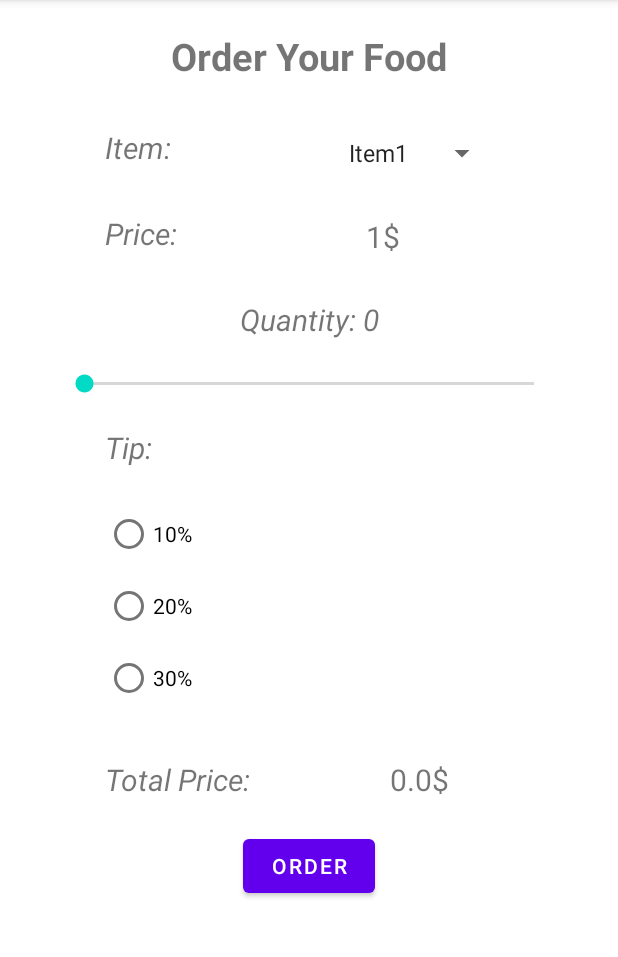
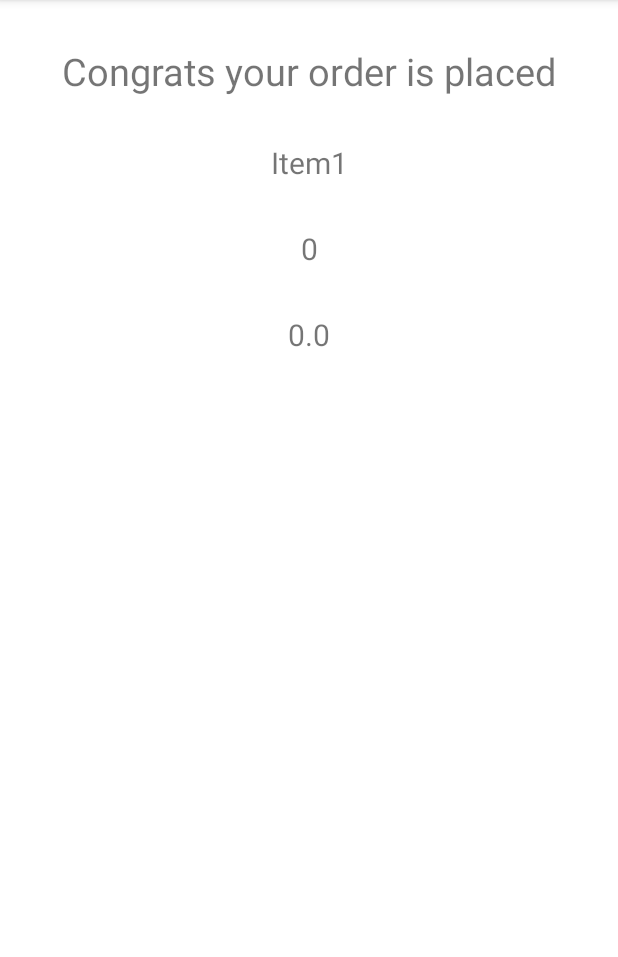
Before and after one commit to pavitkalra150/FoodOrderingApplication, an Android app: the screen it shows after launch (MainActivity before the commit, MainActivity2 after it), after a tap on "ORDER", on a phone screen of 412 x 824 dp, the part 84-1041 px from its top. Run offline under Robolectric (Android 15) with nearby library versions, the phone set to English and light mode, and no system bars.

Commit message:
pushed final data to next screen to confirm order details

```diff
--- a/app/src/main/AndroidManifest.xml
+++ b/app/src/main/AndroidManifest.xml
@@ -12,6 +12,13 @@
         android:supportsRtl="true"
         android:theme="@style/Theme.FoodOrderingApplication"
         tools:targetApi="31">
+        <activity
+            android:name=".MainActivity2"
+            android:exported="false">
+            <meta-data
+                android:name="android.app.lib_name"
+                android:value="" />
+        </activity>
         <activity
             android:name=".MainActivity"
             android:exported="true">
--- a/app/src/main/java/com/example/foodorderingapplication/MainActivity.java
+++ b/app/src/main/java/com/example/foodorderingapplication/MainActivity.java
@@ -2,6 +2,7 @@ package com.example.foodorderingapplication;
 
 import androidx.appcompat.app.AppCompatActivity;
 
+import android.content.Intent;
 import android.graphics.Bitmap;
 import android.graphics.BitmapFactory;
 import android.graphics.Canvas;
@@ -30,6 +31,8 @@ public class MainActivity extends AppCompatActivity {
     TextView totalPrice;
     SeekBar quantityValue;
     TextView quantityTitle;
+    double totalPriceVal;
+    int quantity;
     Button order;
     @Override
     protected void onCreate(Bundle savedInstanceState) {
@@ -76,6 +79,11 @@ public class MainActivity extends AppCompatActivity {
         order.setOnClickListener(v -> {
             calculateTotalPrice();
 
+            Intent intent = new Intent(MainActivity.this, MainActivity2.class);
+            intent.putExtra("Item", itemsValue);
+            intent.putExtra("quantity", quantity);
+            intent.putExtra("price", totalPriceVal);
+            startActivity(intent);
         });
 
 
@@ -183,7 +191,7 @@ public class MainActivity extends AppCompatActivity {
                 itemPrice = 1;
                 break;
         }
-        int quantity = quantityValue.getProgress();
+        quantity = quantityValue.getProgress();
 
         int dealId = group.getCheckedRadioButtonId();
         String deal;
@@ -205,7 +213,7 @@ public class MainActivity extends AppCompatActivity {
         double regularPrice = quantity * itemPrice;
         double tax = 0.13 * regularPrice;
         double tip = tipPercentage * regularPrice;
-        double totalPriceVal = regularPrice + tax + tip;
+        totalPriceVal = regularPrice + tax + tip;
 
         totalPrice.setText( "" + totalPriceVal + "$");
 
--- /dev/null
+++ b/app/src/main/java/com/example/foodorderingapplication/MainActivity2.java
@@ -0,0 +1,33 @@
+package com.example.foodorderingapplication;
+
+import androidx.appcompat.app.AppCompatActivity;
+
+import android.os.Bundle;
+import android.widget.TextView;
+
+public class MainActivity2 extends AppCompatActivity {
+
+    @Override
+    protected void onCreate(Bundle savedInstanceState) {
+        super.onCreate(savedInstanceState);
+        setContentView(R.layout.activity_main2);
+
+
+        String itemsval = getIntent().getStringExtra("Item");
+        TextView text2 = findViewById(R.id.text2);
+
+        int quantityval = getIntent().getIntExtra("quantity", 0);
+        TextView text3 = findViewById(R.id.text3);
+
+
+        double totalprice = getIntent().getDoubleExtra("price", 0.00);
+        TextView text4 = findViewById(R.id.text4);
+
+        if(itemsval != null){
+            text2.setText(itemsval);
+        }
+        text3.setText(String.valueOf(quantityval));
+        text4.setText(String.valueOf(totalprice));
+
+    }
+}
--- /dev/null
+++ b/app/src/main/res/layout/activity_main2.xml
@@ -0,0 +1,54 @@
+<?xml version="1.0" encoding="utf-8"?>
+<androidx.constraintlayout.widget.ConstraintLayout xmlns:android="http://schemas.android.com/apk/res/android"
+    xmlns:app="http://schemas.android.com/apk/res-auto"
+    xmlns:tools="http://schemas.android.com/tools"
+    android:layout_width="match_parent"
+    android:layout_height="match_parent"
+    tools:context=".MainActivity2">
+
+
+
+    <TextView
+        android:id="@+id/text1"
+        android:layout_width="wrap_content"
+        android:layout_height="wrap_content"
+        android:textSize="25sp"
+        android:text="Congrats your order is placed"
+        app:layout_constraintTop_toTopOf="parent"
+        app:layout_constraintStart_toStartOf="parent"
+        app:layout_constraintEnd_toEndOf="parent"
+        android:layout_marginTop="30dp"/>
+
+    <TextView
+        android:id="@+id/text2"
+        android:layout_width="wrap_content"
+        android:layout_height="wrap_content"
+        android:text="Items"
+        app:layout_constraintTop_toBottomOf="@id/text1"
+        app:layout_constraintStart_toStartOf="parent"
+        app:layout_constraintEnd_toEndOf="parent"
+        android:layout_marginTop="30dp"
+        android:textSize="20sp"/>
+
+    <TextView
+        android:id="@+id/text3"
+        android:layout_width="wrap_content"
+        android:layout_height="wrap_content"
+        android:textSize="20sp"
+        app:layout_constraintTop_toBottomOf="@id/text2"
+        app:layout_constraintStart_toStartOf="parent"
+        app:layout_constraintEnd_toEndOf="parent"
+        android:layout_marginTop="30dp"
+        android:text="Quantity"/>
+
+    <TextView
+        android:id="@+id/text4"
+        android:layout_width="wrap_content"
+        android:layout_height="wrap_content"
+        android:textSize="20sp"
+        app:layout_constraintTop_toBottomOf="@id/text3"
+        app:layout_constraintStart_toStartOf="parent"
+        app:layout_constraintEnd_toEndOf="parent"
+        android:layout_marginTop="30dp"
+        android:text="Total Price"/>
+</androidx.constraintlayout.widget.ConstraintLayout>
```
